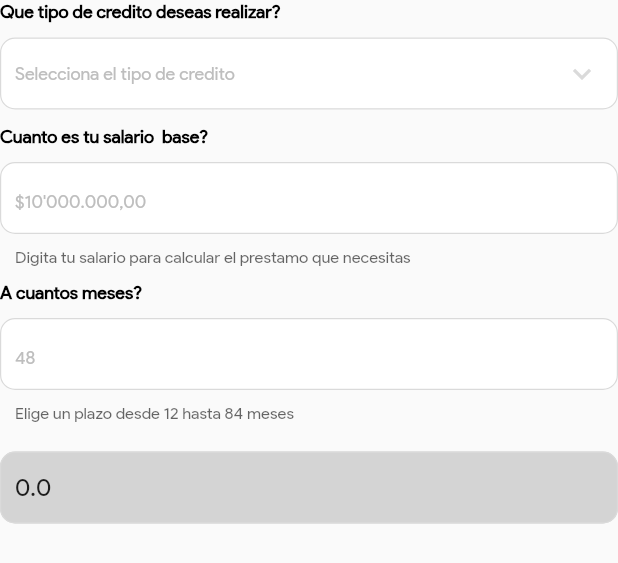
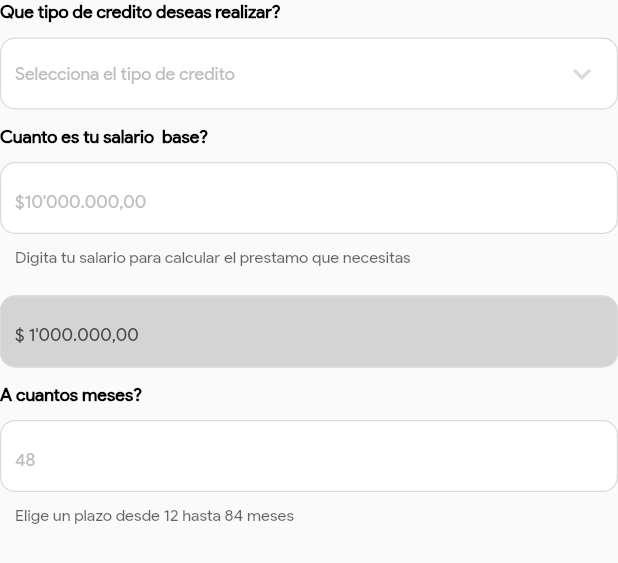
Before and after one commit to Christgrant98/LoanMocker, a Flutter app: the CreditSimulatorForm widget shown alone on an empty page, opened directly, on a phone screen of 412 x 824 dp. Shown: the top 563 px of the screen. Run offline on Flutter 3.47's test engine with Material 2 defaults, Android fonts, the phone set to English and light mode, and no system bars; our stand-ins replace flutter_bloc, flutter_svg.

```diff
--- a/lib/presentation/router/app_router.dart
+++ b/lib/presentation/router/app_router.dart
@@ -55,9 +55,7 @@
             builder: (_) => MultiBlocProvider(
                   providers: [
                     BlocProvider.value(value: _navigationCubit),
-                    BlocProvider.value(
-                      value: _loanCubit,
-                    ),
+                    BlocProvider.value(value: _loanCubit),
                   ],
                   child: const CreditSimulatorPage(),
                 ));
--- a/lib/presentation/widgets/utils/loan_amount_form_field.dart
+++ b/lib/presentation/widgets/utils/loan_amount_form_field.dart
@@ -33,10 +33,11 @@
             floatingLabelBehavior: FloatingLabelBehavior.never,
             filled: true,
             fillColor: Color.fromARGB(255, 212, 212, 212),
+            hintText: '\$ 1\'000.000,00',
             hintStyle: TextStyle(
                 fontFamily: 'ProductSans',
-                color: Color.fromARGB(255, 0, 0, 0),
-                fontSize: 14),
+                color: Color.fromARGB(255, 71, 71, 71),
+                fontSize: 12),
           ),
           onChanged: widget.onChange,
           onFieldSubmitted: widget.onFieldSubmitted,
```
Also changed, not shown: lib/presentation/forms/credit_simulator_form.dart (+39 -26 lines).
